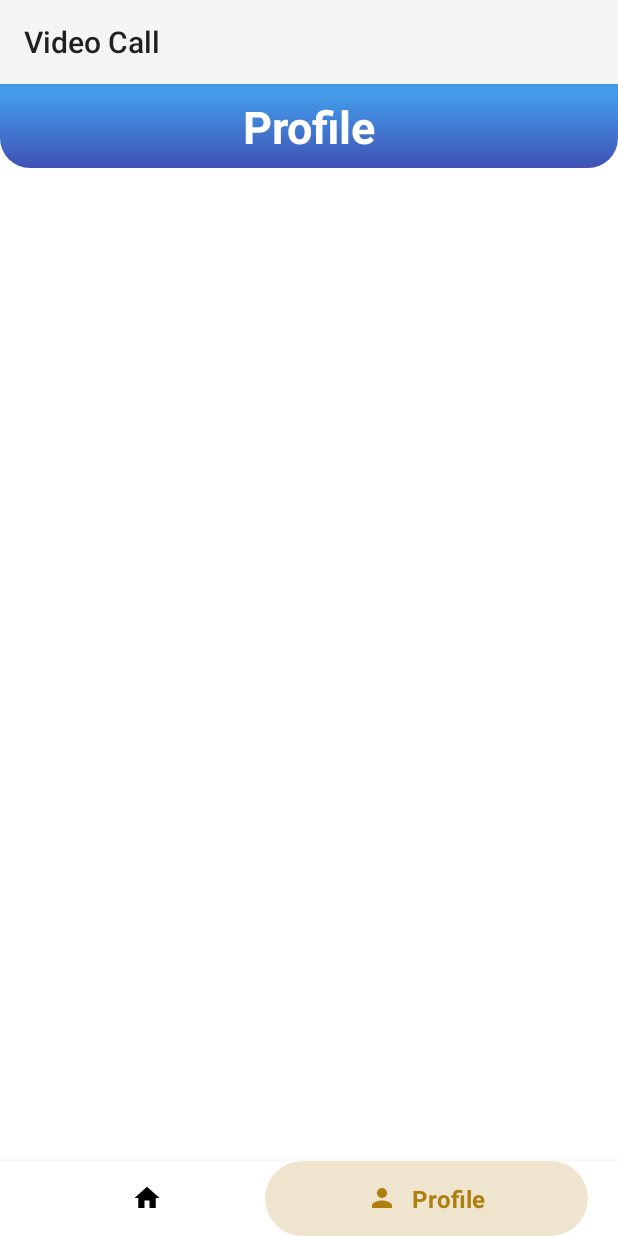
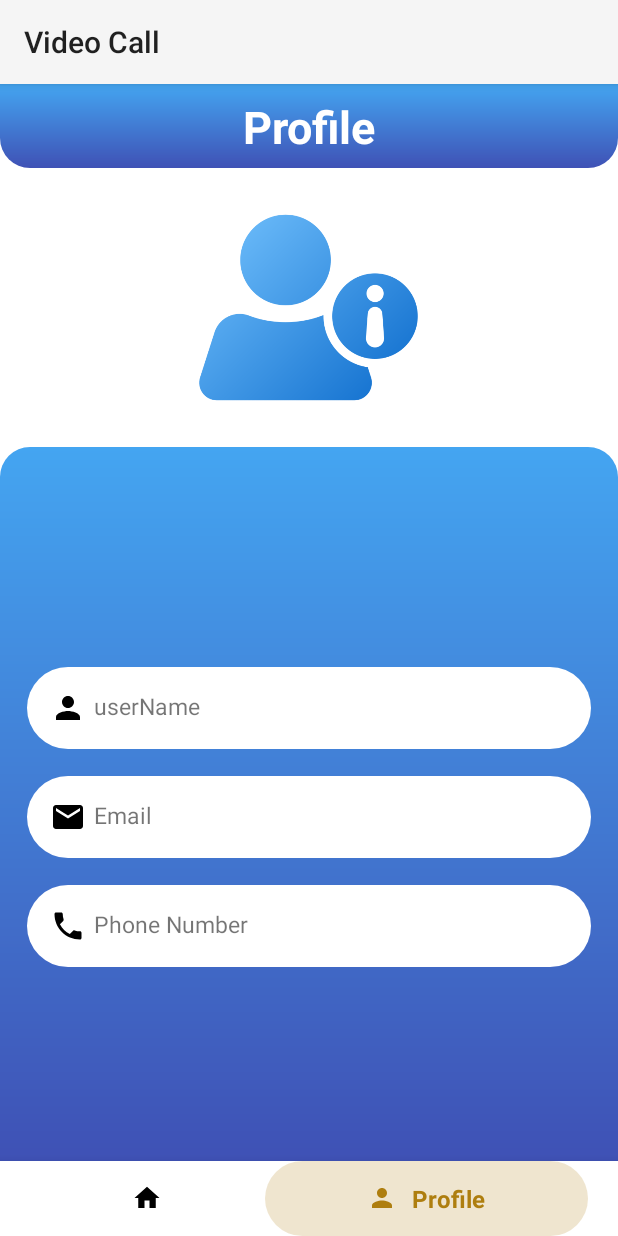
Before and after one commit to SHabaj-dev/Video-Calling-Application, an Android app: the HomeActivity screen opened directly, with no data from a screen before it, after a tap on an icon or button, on a phone screen of 412 x 824 dp. Run offline under Robolectric (Android 15) with nearby library versions, the phone set to English and light mode, and no system bars; our stand-ins replace data binding.

Commit message:
Implementd UI for profile

```diff
--- a/app/src/main/java/com/sbz/videocallasgmnt/HomeActivity.kt
+++ b/app/src/main/java/com/sbz/videocallasgmnt/HomeActivity.kt
@@ -1,6 +1,5 @@
 package com.sbz.videocallasgmnt
 
-import android.graphics.Color
 import android.os.Bundle
 import android.view.View
 import android.view.Window
@@ -118,6 +117,6 @@ class HomeActivity : AppCompatActivity() {
         val decorView: View = window.decorView
         val wic = WindowInsetsControllerCompat(window, decorView)
         wic.isAppearanceLightStatusBars = true
-        window.statusBarColor = Color.WHITE
+        window.statusBarColor = getColor(R.color.blue)
     }
 }
--- /dev/null
+++ b/app/src/main/res/drawable/email_icon.xml
@@ -0,0 +1,5 @@
+<vector android:height="24dp" android:tint="#000000"
+    android:viewportHeight="24" android:viewportWidth="24"
+    android:width="24dp" xmlns:android="http://schemas.android.com/apk/res/android">
+    <path android:fillColor="@android:color/white" android:pathData="M20,4L4,4c-1.1,0 -1.99,0.9 -1.99,2L2,18c0,1.1 0.9,2 2,2h16c1.1,0 2,-0.9 2,-2L22,6c0,-1.1 -0.9,-2 -2,-2zM20,8l-8,5 -8,-5L4,6l8,5 8,-5v2z"/>
+</vector>
--- a/app/src/main/res/layout/fragment_home.xml
+++ b/app/src/main/res/layout/fragment_home.xml
@@ -5,10 +5,6 @@
     android:layout_height="match_parent"
     tools:context=".HomeFragment">
 
-    <!-- TODO: Update blank fragment layout -->
-    <TextView
-        android:layout_width="match_parent"
-        android:layout_height="match_parent"
-        android:text="@string/hello_blank_fragment" />
+
 
 </FrameLayout>
--- a/app/src/main/res/layout/fragment_profile_fragments.xml
+++ b/app/src/main/res/layout/fragment_profile_fragments.xml
@@ -1,11 +1,91 @@
 <?xml version="1.0" encoding="utf-8"?>
 <FrameLayout xmlns:android="http://schemas.android.com/apk/res/android"
+    xmlns:app="http://schemas.android.com/apk/res-auto"
     xmlns:tools="http://schemas.android.com/tools"
     android:layout_width="match_parent"
     android:layout_height="match_parent"
     android:background="@color/white"
     tools:context=".ProfileFragments">
 
+    <LinearLayout
+        android:layout_width="match_parent"
+        android:layout_height="match_parent"
+        android:orientation="vertical">
+
+        <LinearLayout
+            android:layout_width="match_parent"
+            android:layout_height="wrap_content"
+            android:layout_margin="@dimen/margin_medium"
+            android:gravity="center">
+
+            <ImageView
+                android:id="@+id/iv_profileImage"
+                android:layout_width="@dimen/anim_dimension"
+                android:layout_height="@dimen/anim_dimension"
+                android:src="@drawable/usr_info" />
+
+        </LinearLayout>
+
+        <LinearLayout
+            android:layout_width="match_parent"
+            android:layout_height="match_parent"
+            android:gravity="center_vertical"
+            android:background="@drawable/background_shape">
+
+            <androidx.constraintlayout.widget.ConstraintLayout
+                android:layout_width="match_parent"
+                android:layout_height="wrap_content">
+
+                <TextView
+                    android:id="@+id/tv_userName"
+                    android:layout_width="match_parent"
+                    android:layout_height="wrap_content"
+                    android:layout_margin="@dimen/margin_medium"
+                    android:background="@drawable/edit_text_shape"
+                    android:drawablePadding="@dimen/padding_medium"
+                    android:padding="@dimen/padding_large"
+                    android:text="@string/username"
+                    android:textSize="@dimen/text_size_medium"
+                    app:drawableStartCompat="@drawable/person_icon"
+                    app:layout_constraintEnd_toEndOf="parent"
+                    app:layout_constraintStart_toStartOf="parent"
+                    app:layout_constraintTop_toTopOf="parent" />
+
+                <TextView
+                    android:id="@+id/tv_email"
+                    android:layout_width="match_parent"
+                    android:layout_height="wrap_content"
+                    android:layout_margin="@dimen/margin_medium"
+                    android:background="@drawable/edit_text_shape"
+                    android:drawablePadding="@dimen/padding_medium"
+                    android:padding="@dimen/padding_large"
+                    android:text="@string/email"
+                    android:textSize="@dimen/text_size_medium"
+                    app:drawableStartCompat="@drawable/email_icon"
+                    app:layout_constraintEnd_toEndOf="parent"
+                    app:layout_constraintStart_toStartOf="parent"
+                    app:layout_constraintTop_toBottomOf="@id/tv_userName" />
+
+                <TextView
+                    android:id="@+id/tv_phoneNumber"
+                    android:layout_width="match_parent"
+                    android:layout_height="wrap_content"
+                    android:layout_margin="@dimen/margin_medium"
+                    android:background="@drawable/edit_text_shape"
+                    android:drawablePadding="@dimen/padding_medium"
+                    android:padding="@dimen/padding_large"
+                    android:text="@string/phone_number"
+                    android:textSize="@dimen/text_size_medium"
+                    app:drawableStartCompat="@drawable/phone_icon"
+                    app:layout_constraintEnd_toEndOf="parent"
+                    app:layout_constraintStart_toStartOf="parent"
+                    app:layout_constraintTop_toBottomOf="@id/tv_email" />
+
+            </androidx.constraintlayout.widget.ConstraintLayout>
 
 
+        </LinearLayout>
+
+    </LinearLayout>
+
 </FrameLayout>
--- a/app/src/main/res/values/strings.xml
+++ b/app/src/main/res/values/strings.xml
@@ -20,4 +20,5 @@
     <string name="profile">Profile</string>
     <!-- TODO: Remove or change this placeholder text -->
     <string name="hello_blank_fragment">Hello blank fragment</string>
+    <string name="username">userName</string>
 </resources>
```
